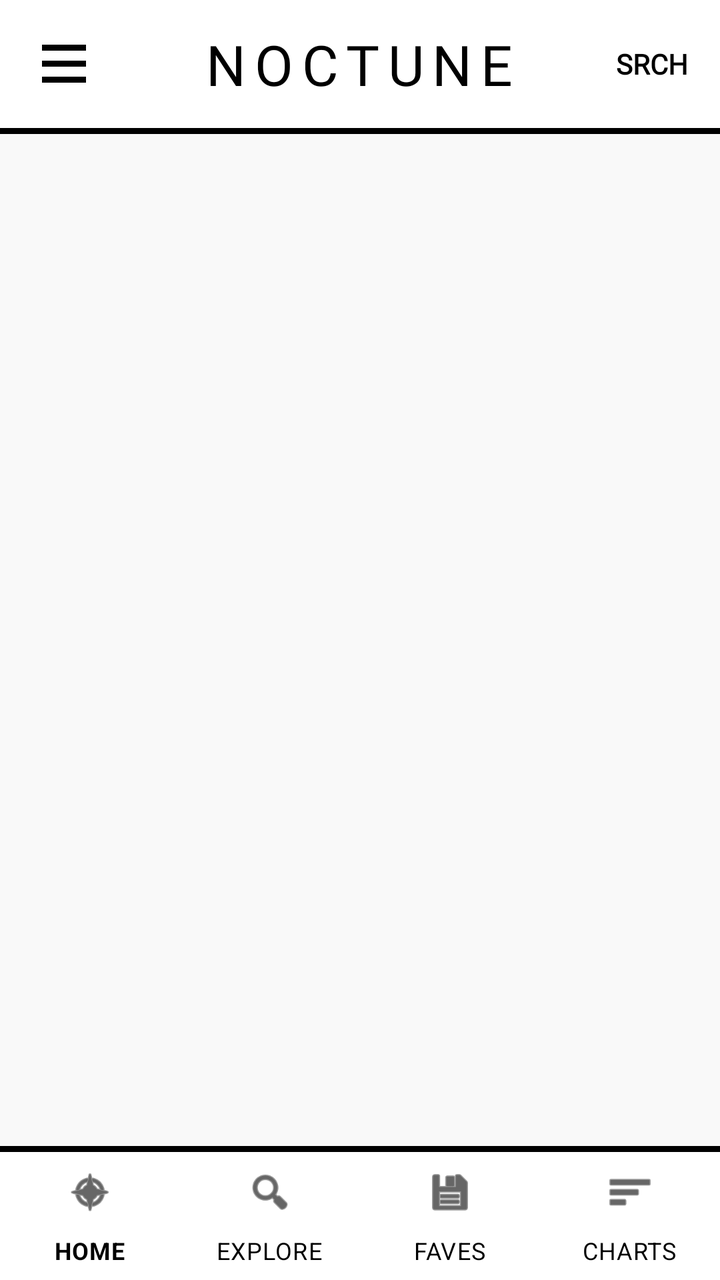
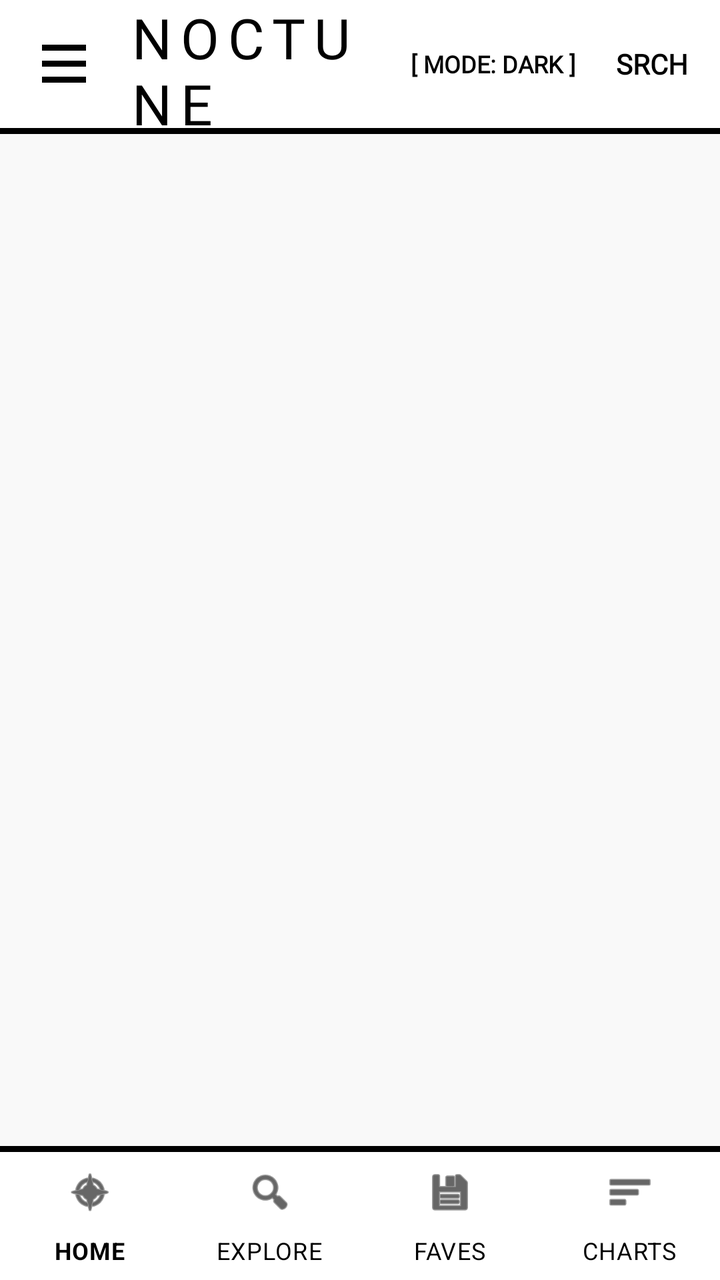

The first picture is an Android layout as it rendered before a commit; the second is the same layout after the commit. The layout source and the unified diff follow.
<!-- AndroidManifest.xml: application theme Theme.Noctune.Dark -->
<!-- res/layout/activity_main.xml -->
<?xml version="1.0" encoding="utf-8"?>
<LinearLayout
    xmlns:android="http://schemas.android.com/apk/res/android"
    xmlns:app="http://schemas.android.com/apk/res-auto"
    android:layout_width="match_parent"
    android:layout_height="match_parent"
    android:orientation="vertical"
    android:background="@color/bg_main">

    
    <RelativeLayout
        android:layout_width="match_parent"
        android:layout_height="64dp"
        android:background="@color/bg_surface"
        android:paddingHorizontal="16dp">

        
        <LinearLayout
            android:id="@+id/tv_menu"
            android:layout_width="32dp"
            android:layout_height="32dp"
            android:layout_centerVertical="true"
            android:layout_alignParentStart="true"
            android:orientation="vertical"
            android:gravity="center"
            android:clickable="true"
            android:focusable="true">
            <View android:layout_width="22dp" android:layout_height="3dp" android:background="@color/text_primary"/>
            <View android:layout_width="22dp" android:layout_height="3dp" android:background="@color/text_primary" android:layout_marginTop="5dp"/>
            <View android:layout_width="22dp" android:layout_height="3dp" android:background="@color/text_primary" android:layout_marginTop="5dp"/>
        </LinearLayout>

        <TextView
            android:layout_width="wrap_content"
            android:layout_height="wrap_content"
            android:layout_centerInParent="true"
            android:text="NOCTUNE"
            android:textColor="@color/text_primary"
            android:textSize="28sp"
            android:fontFamily="@font/bebas_neue"
            android:letterSpacing="0.15"/>

        <TextView
            android:id="@+id/tv_search_icon"
            android:layout_width="wrap_content"
            android:layout_height="wrap_content"
            android:layout_centerVertical="true"
            android:layout_alignParentEnd="true"
            android:text="SRCH"
            android:textColor="@color/text_primary"
            android:textSize="14sp"
            android:fontFamily="@font/space_mono"
            android:textStyle="bold"
            android:clickable="true"
            android:focusable="true"/>
    </RelativeLayout>

    <View
        android:layout_width="match_parent"
        android:layout_height="3dp"
        android:background="@color/border_color"/>

    <FrameLayout
        android:id="@+id/fragment_container"
        android:layout_width="match_parent"
        android:layout_height="0dp"
        android:layout_weight="1"/>

    <View
        android:layout_width="match_parent"
        android:layout_height="3dp"
        android:background="@color/border_color"/>

    <com.google.android.material.bottomnavigation.BottomNavigationView
        android:id="@+id/bottom_navigation"
        android:layout_width="match_parent"
        android:layout_height="64dp"
        android:background="@color/bg_surface"
        app:elevation="0dp"
        app:itemRippleColor="@null"
        app:itemTextColor="@color/text_primary"
        app:itemIconTint="@color/text_primary"
        app:labelVisibilityMode="labeled"
        app:menu="@menu/bottom_nav_menu"/>

</LinearLayout>
<!-- resources referenced by this layout -->
<resources>
  <color name="bg_main">#F9F9F9</color>
  <color name="bg_surface">#FFFFFF</color>
  <color name="border_color">#000000</color>
  <color name="text_primary">#000000</color>
  <style name="Theme.Noctune.Dark" parent="Theme.Noctune">
          <item name="android:windowBackground">@color/bg_brutalist_dark</item>
          <item name="android:statusBarColor">@color/black</item>
      </style>
  <style name="Theme.Noctune" parent="Theme.MaterialComponents.NoActionBar">
          <item name="colorPrimary">@color/noctune_yellow</item>
          <item name="colorSecondary">@color/noctune_red</item>
          <item name="android:clipToPadding">false</item>
      </style>
</resources>

<!-- the commit's change to res/layout/activity_main.xml (unified diff, before → after) -->
@@ -8,10 +8,12 @@
     android:background="@color/bg_main">
 
     
-    <RelativeLayout
+    <LinearLayout
         android:layout_width="match_parent"
         android:layout_height="64dp"
         android:background="@color/bg_surface"
+        android:orientation="horizontal"
+        android:gravity="center_vertical"
         android:paddingHorizontal="16dp">
 
         
@@ -19,58 +21,99 @@
             android:id="@+id/tv_menu"
             android:layout_width="32dp"
             android:layout_height="32dp"
-            android:layout_centerVertical="true"
-            android:layout_alignParentStart="true"
             android:orientation="vertical"
             android:gravity="center"
             android:clickable="true"
             android:focusable="true">
-            <View android:layout_width="22dp" android:layout_height="3dp" android:background="@color/text_primary"/>
-            <View android:layout_width="22dp" android:layout_height="3dp" android:background="@color/text_primary" android:layout_marginTop="5dp"/>
-            <View android:layout_width="22dp" android:layout_height="3dp" android:background="@color/text_primary" android:layout_marginTop="5dp"/>
+
+            <View
+                android:layout_width="22dp"
+                android:layout_height="3dp"
+                android:background="@color/text_primary"/>
+
+            <View
+                android:layout_width="22dp"
+                android:layout_height="3dp"
+                android:background="@color/text_primary"
+                android:layout_marginTop="5dp"/>
+
+            <View
+                android:layout_width="22dp"
+                android:layout_height="3dp"
+                android:background="@color/text_primary"
+                android:layout_marginTop="5dp"/>
         </LinearLayout>
 
+        
         <TextView
-            android:layout_width="wrap_content"
+            android:layout_width="0dp"
             android:layout_height="wrap_content"
-            android:layout_centerInParent="true"
+            android:layout_weight="1"
+            android:layout_marginStart="16dp"
             android:text="NOCTUNE"
             android:textColor="@color/text_primary"
             android:textSize="28sp"
             android:fontFamily="@font/bebas_neue"
             android:letterSpacing="0.15"/>
 
-        <TextView
-            android:id="@+id/tv_search_icon"
+        
+        <LinearLayout
             android:layout_width="wrap_content"
-            android:layout_height="wrap_content"
-            android:layout_centerVertical="true"
-            android:layout_alignParentEnd="true"
-            android:text="SRCH"
-            android:textColor="@color/text_primary"
-            android:textSize="14sp"
-            android:fontFamily="@font/space_mono"
-            android:textStyle="bold"
-            android:clickable="true"
-            android:focusable="true"/>
-    </RelativeLayout>
+            android:layout_height="match_parent"
+            android:orientation="horizontal"
+            android:gravity="center_vertical">
 
+            
+            <TextView
+                android:id="@+id/tv_theme_toggle"
+                android:layout_width="wrap_content"
+                android:layout_height="wrap_content"
+                android:text="[ MODE: DARK ]"
+                android:textColor="@color/text_primary"
+                android:textSize="12sp"
+                android:fontFamily="@font/space_mono"
+                android:textStyle="bold"
+                android:paddingHorizontal="8dp"
+                android:paddingVertical="4dp"
+                android:layout_marginEnd="12dp"
+                android:clickable="true"
+                android:focusable="true" />
+
+            
+            <TextView
+                android:id="@+id/tv_search_icon"
+                android:layout_width="wrap_content"
+                android:layout_height="wrap_content"
+                android:text="SRCH"
+                android:textColor="@color/text_primary"
+                android:textSize="14sp"
+                android:fontFamily="@font/space_mono"
+                android:textStyle="bold"
+                android:clickable="true"
+                android:focusable="true"/>
+        </LinearLayout>
+    </LinearLayout>
+
+    
     <View
         android:layout_width="match_parent"
         android:layout_height="3dp"
         android:background="@color/border_color"/>
 
+    
     <FrameLayout
         android:id="@+id/fragment_container"
         android:layout_width="match_parent"
         android:layout_height="0dp"
         android:layout_weight="1"/>
 
+    
     <View
         android:layout_width="match_parent"
         android:layout_height="3dp"
         android:background="@color/border_color"/>
 
+    
     <com.google.android.material.bottomnavigation.BottomNavigationView
         android:id="@+id/bottom_navigation"
         android:layout_width="match_parent"
<!-- resource entries referenced after the edit -->
@@ -5,13 +5,17 @@
   <color name="border_color">#000000</color>
   <color name="text_primary">#000000</color>
   <style name="Theme.Noctune.Dark" parent="Theme.Noctune">
-          <item name="android:windowBackground">@color/bg_brutalist_dark</item>
-          <item name="android:statusBarColor">@color/black</item>
+          
+          <item name="android:windowBackground">@color/bg_main</item>
+          <item name="android:statusBarColor">@color/bg_main</item>
       </style>
   <style name="Theme.Noctune" parent="Theme.MaterialComponents.NoActionBar">
-          <item name="colorPrimary">@color/noctune_yellow</item>
-          <item name="colorSecondary">@color/noctune_red</item>
+          
+          <item name="colorPrimary">@color/brand_yellow</item>
+          <item name="colorSecondary">@color/brand_red</item>
           <item name="android:clipToPadding">false</item>
       </style>
+  <color name="brand_yellow">#FFD600</color>
+  <color name="brand_red">#E63329</color>
 </resources>
 
